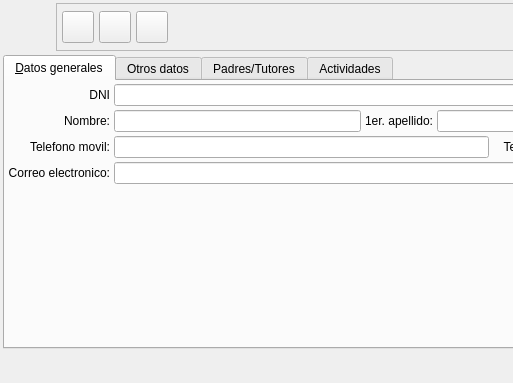
Above: bulmages/bulmafact/plugins/pluginbf_alumno/alumnobase.ui from eboladev/Bulmages-1 before the change; both pictures show x 0 to 513 and y 0 to 383 of the 742 by 383 pixel window. Below: the same form after it.
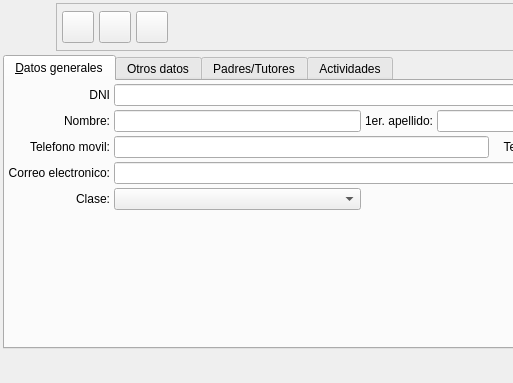
That is the form after the change. Icons and pictures are not drawn. Custom widgets are drawn as their Qt base class.

Commit message: Agrego la gestion de clases y modifico la ficha de alumno para que se les pueda asignar una clase

What changed in the file:
```diff
--- a/bulmages/bulmafact/plugins/pluginbf_alumno/alumnobase.ui
+++ b/bulmages/bulmafact/plugins/pluginbf_alumno/alumnobase.ui
@@ -439,7 +439,7 @@
          </property>
         </widget>
        </item>
-       <item row="4" column="1" colspan="3">
+       <item row="5" column="1" colspan="3">
         <spacer name="verticalSpacer">
          <property name="orientation">
           <enum>Qt::Vertical</enum>
@@ -452,6 +452,19 @@
          </property>
         </spacer>
        </item>
+       <item row="4" column="1">
+        <widget class="BlComboBox" name="mui_idclase"/>
+       </item>
+       <item row="4" column="0">
+        <widget class="QLabel" name="label_2">
+         <property name="text">
+          <string>Clase:</string>
+         </property>
+         <property name="alignment">
+          <set>Qt::AlignRight|Qt::AlignTrailing|Qt::AlignVCenter</set>
+         </property>
+        </widget>
+       </item>
       </layout>
      </widget>
      <widget class="QWidget" name="tabOtros">
@@ -645,6 +658,11 @@
    <extends>QTableWidget</extends>
    <header>alumnoview.h</header>
   </customwidget>
+  <customwidget>
+   <class>BlComboBox</class>
+   <extends>QComboBox</extends>
+   <header>blcombobox.h</header>
+  </customwidget>
  </customwidgets>
  <tabstops>
   <tabstop>m_tab</tabstop>
```
The commit also changes 4 other files.
